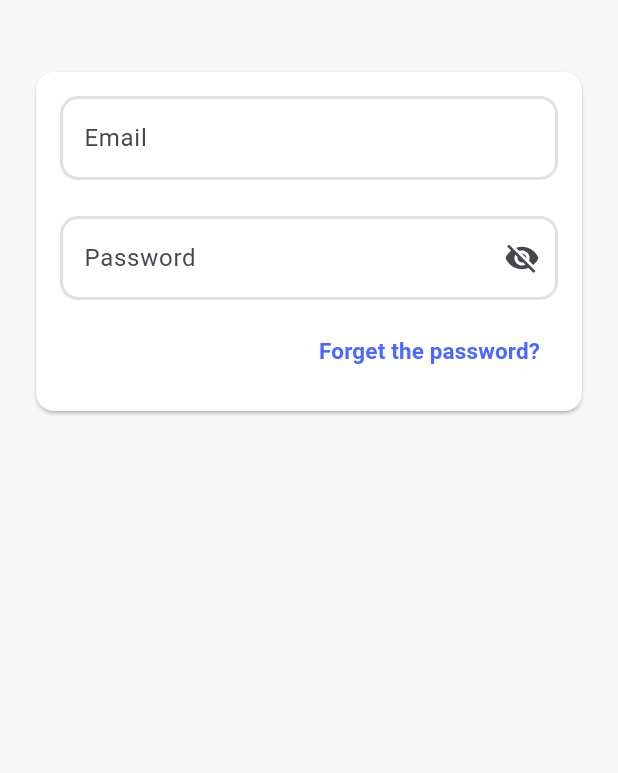
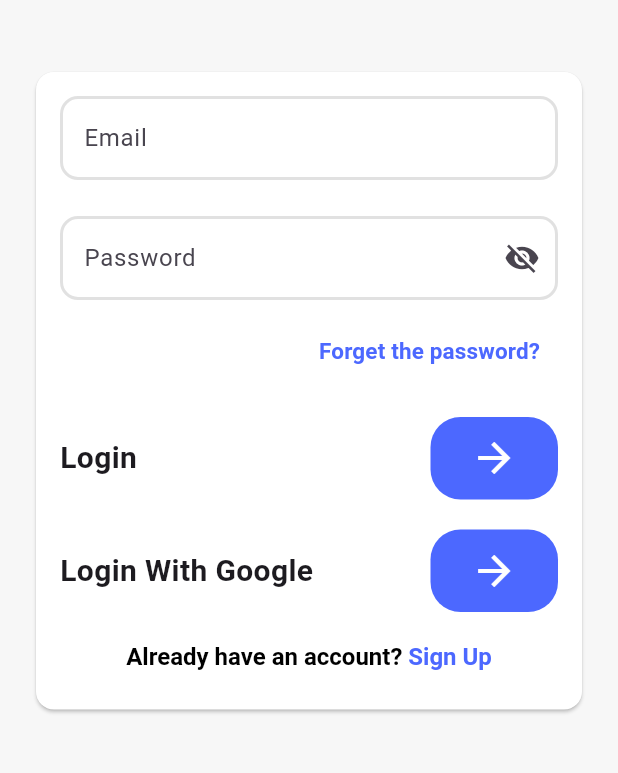
Before and after one commit to KareemTantawi/Our_Market, a Flutter app: the screen it shows after launch, on a phone screen of 412 x 824 dp, the part 81-854 px from its top. Run offline on Flutter 3.47's test engine with Material 3 defaults, Android fonts, the phone set to English and light mode, and no system bars.

Commit message:
finish the login view

```diff
--- /dev/null
+++ b/lib/core/widgets/custom_row_widget.dart
@@ -0,0 +1,47 @@
+import 'package:flutter/material.dart';
+import 'package:our_market/core/app_colors.dart';
+
+class CustomRowWidget extends StatelessWidget {
+  const CustomRowWidget({
+    super.key,
+    required this.text,
+    required this.onTap,
+  });
+  final String text;
+  final Function() onTap;
+
+  @override
+  Widget build(BuildContext context) {
+    return Row(
+      mainAxisAlignment: MainAxisAlignment.spaceBetween,
+      children: [
+        Text(
+          text,
+          style: TextStyle(
+            fontSize: 20,
+            fontWeight: FontWeight.bold,
+          ),
+        ),
+        InkWell(
+          borderRadius: BorderRadius.circular(20),
+          onTap: onTap,
+          child: Container(
+            height: 55,
+            width: 85,
+            decoration: BoxDecoration(
+              color: AppColors.kPrimaryColor,
+              borderRadius: BorderRadius.all(
+                Radius.circular(20),
+              ),
+            ),
+            child: Icon(
+              Icons.arrow_forward,
+              color: Colors.white,
+              size: 32,
+            ),
+          ),
+        ),
+      ],
+    );
+  }
+}
--- a/lib/views/auth/ui/login_view.dart
+++ b/lib/views/auth/ui/login_view.dart
@@ -1,5 +1,6 @@
 import 'package:flutter/material.dart';
 import 'package:our_market/core/app_colors.dart';
+import 'package:our_market/core/widgets/custom_row_widget.dart';
 import 'package:our_market/core/widgets/custom_text_from_field.dart';
 
 class LoginView extends StatelessWidget {
@@ -70,6 +71,49 @@ class LoginView extends StatelessWidget {
                         ),
                       ),
                     ),
+                    SizedBox(
+                      height: 20,
+                    ),
+                    CustomRowWidget(
+                      text: 'Login',
+                      onTap: () {},
+                    ),
+                    SizedBox(
+                      height: 20,
+                    ),
+                    CustomRowWidget(
+                      text: 'Login With Google',
+                      onTap: () {},
+                    ),
+                    SizedBox(
+                      height: 20,
+                    ),
+                    GestureDetector(
+                      onTap: () {},
+                      child: RichText(
+                        text: TextSpan(
+                          text: 'Already have an account? ',
+                          style: TextStyle(
+                            color: Colors.black,
+                            fontWeight: FontWeight.bold,
+                            fontSize: 16,
+                          ),
+                          children: [
+                            TextSpan(
+                              text: 'Sign Up',
+                              style: TextStyle(
+                                color: AppColors.kPrimaryColor,
+                                fontWeight: FontWeight.bold,
+                                fontSize: 16,
+                              ),
+                            ),
+                          ],
+                        ),
+                      ),
+                    ),
+                    SizedBox(
+                      height: 10,
+                    ),
                   ],
                 ),
               ),
```
